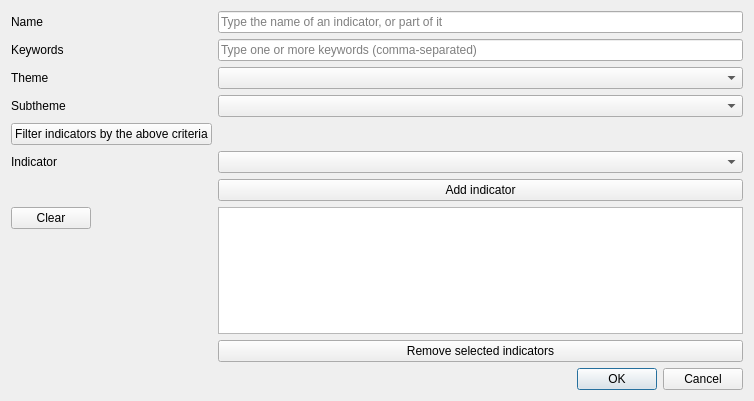
First picture: the form in svir/ui/ui_select_sv_variables.ui, repository gem/oq-irmt-qgis, before the edit.
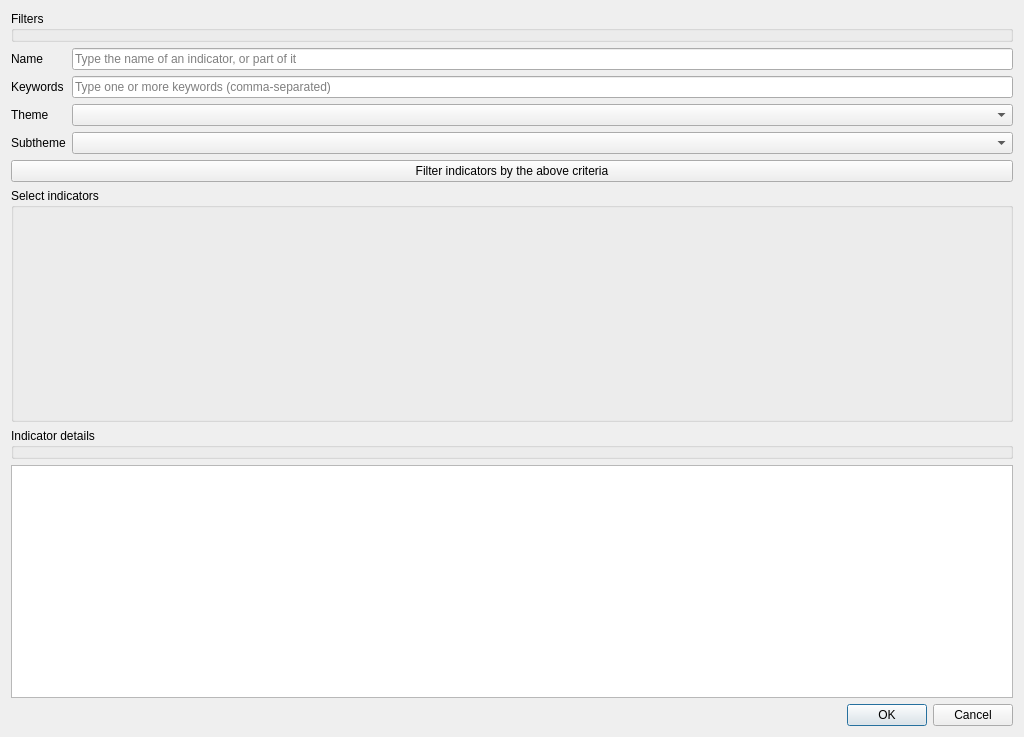
Second picture: the form after the edit. Custom widgets are drawn as their Qt base class.

Commit message: Use list_multiselect_widget to facilitate indicators selection; display indicator details in an additional text area

What changed in the file:
```diff
--- a/svir/ui/ui_select_sv_variables.ui
+++ b/svir/ui/ui_select_sv_variables.ui
@@ -6,8 +6,8 @@
    <rect>
     <x>0</x>
     <y>0</y>
-    <width>754</width>
-    <height>401</height>
+    <width>1024</width>
+    <height>737</height>
    </rect>
   </property>
   <property name="windowTitle">
@@ -18,10 +18,80 @@
   </property>
   <layout class="QGridLayout" name="gridLayout">
    <item row="0" column="0">
+    <widget class="QGroupBox" name="filters_group">
+     <property name="title">
+      <string>Filters</string>
+     </property>
+     <zorder></zorder>
+     <zorder></zorder>
+    </widget>
+   </item>
+   <item row="5" column="0">
+    <widget class="QTextBrowser" name="indicator_details"/>
+   </item>
+   <item row="6" column="0">
+    <widget class="QDialogButtonBox" name="buttonBox">
+     <property name="orientation">
+      <enum>Qt::Horizontal</enum>
+     </property>
+     <property name="standardButtons">
+      <set>QDialogButtonBox::Cancel|QDialogButtonBox::Ok</set>
+     </property>
+    </widget>
+   </item>
+   <item row="3" column="0">
+    <widget class="ListMultiSelectWidget" name="list_multiselect">
+     <property name="sizePolicy">
+      <sizepolicy hsizetype="Preferred" vsizetype="MinimumExpanding">
+       <horstretch>0</horstretch>
+       <verstretch>0</verstretch>
+      </sizepolicy>
+     </property>
+     <property name="title">
+      <string>Select indicators</string>
+     </property>
+    </widget>
+   </item>
+   <item row="2" column="0">
+    <widget class="QPushButton" name="filter_btn">
+     <property name="text">
+      <string>Filter indicators by the above criteria</string>
+     </property>
+    </widget>
+   </item>
+   <item row="1" column="0">
     <layout class="QFormLayout" name="formLayout">
      <property name="fieldGrowthPolicy">
       <enum>QFormLayout::AllNonFixedFieldsGrow</enum>
      </property>
+     <item row="0" column="0">
+      <widget class="QLabel" name="name_filter_lbl">
+       <property name="text">
+        <string>Name</string>
+       </property>
+      </widget>
+     </item>
+     <item row="0" column="1">
+      <widget class="QLineEdit" name="name_filter_le">
+       <property name="placeholderText">
+        <string>Type the name of an indicator, or part of it</string>
+       </property>
+      </widget>
+     </item>
+     <item row="1" column="0">
+      <widget class="QLabel" name="keywords_lbl">
+       <property name="text">
+        <string>Keywords</string>
+       </property>
+      </widget>
+     </item>
+     <item row="1" column="1">
+      <widget class="QLineEdit" name="keywords_le">
+       <property name="placeholderText">
+        <string>Type one or more keywords (comma-separated)</string>
+       </property>
+      </widget>
+     </item>
      <item row="2" column="0">
       <widget class="QLabel" name="theme_lbl">
        <property name="text">
@@ -42,89 +112,25 @@
      <item row="3" column="1">
       <widget class="QComboBox" name="subtheme_cbx"/>
      </item>
-     <item row="6" column="0">
-      <widget class="QLabel" name="name_lbl">
-       <property name="text">
-        <string>Indicator</string>
-       </property>
-      </widget>
-     </item>
-     <item row="6" column="1">
-      <widget class="QComboBox" name="name_cbx"/>
-     </item>
-     <item row="7" column="1">
-      <widget class="QPushButton" name="add_name_btn">
-       <property name="text">
-        <string>Add indicator</string>
-       </property>
-      </widget>
-     </item>
-     <item row="8" column="0">
-      <widget class="QPushButton" name="clear_btn">
-       <property name="text">
-        <string>Clear</string>
-       </property>
-      </widget>
-     </item>
-     <item row="8" column="1">
-      <widget class="QListWidget" name="selected_names_lst"/>
-     </item>
-     <item row="9" column="1">
-      <widget class="QPushButton" name="remove_name_btn">
-       <property name="text">
-        <string>Remove selected indicators</string>
-       </property>
-      </widget>
-     </item>
-     <item row="0" column="1">
-      <widget class="QLineEdit" name="name_filter_le">
-       <property name="placeholderText">
-        <string>Type the name of an indicator, or part of it</string>
-       </property>
-      </widget>
-     </item>
-     <item row="0" column="0">
-      <widget class="QLabel" name="name_filter_lbl">
-       <property name="text">
-        <string>Name</string>
-       </property>
-      </widget>
-     </item>
-     <item row="1" column="0">
-      <widget class="QLabel" name="keywords_lbl">
-       <property name="text">
-        <string>Keywords</string>
-       </property>
-      </widget>
-     </item>
-     <item row="1" column="1">
-      <widget class="QLineEdit" name="keywords_le">
-       <property name="placeholderText">
-        <string>Type one or more keywords (comma-separated)</string>
-       </property>
-      </widget>
-     </item>
-     <item row="4" column="0">
-      <widget class="QPushButton" name="filter_btn">
-       <property name="text">
-        <string>Filter indicators by the above criteria</string>
-       </property>
-      </widget>
-     </item>
     </layout>
    </item>
-   <item row="1" column="0">
-    <widget class="QDialogButtonBox" name="buttonBox">
-     <property name="orientation">
-      <enum>Qt::Horizontal</enum>
-     </property>
-     <property name="standardButtons">
-      <set>QDialogButtonBox::Cancel|QDialogButtonBox::Ok</set>
+   <item row="4" column="0">
+    <widget class="QGroupBox" name="indicator_info">
+     <property name="title">
+      <string>Indicator details</string>
      </property>
     </widget>
    </item>
   </layout>
  </widget>
+ <customwidgets>
+  <customwidget>
+   <class>ListMultiSelectWidget</class>
+   <extends>QGroupBox</extends>
+   <header>list_multiselect_widget</header>
+   <container>1</container>
+  </customwidget>
+ </customwidgets>
  <resources/>
  <connections>
   <connection>
```
The commit also changes 4 other files.
